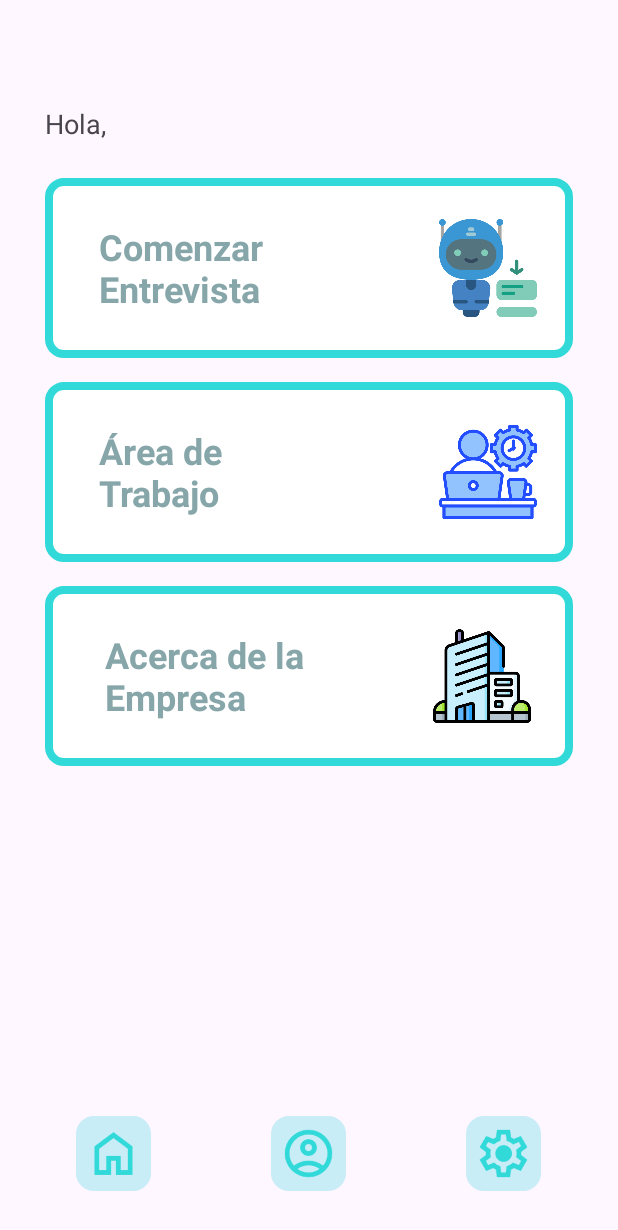
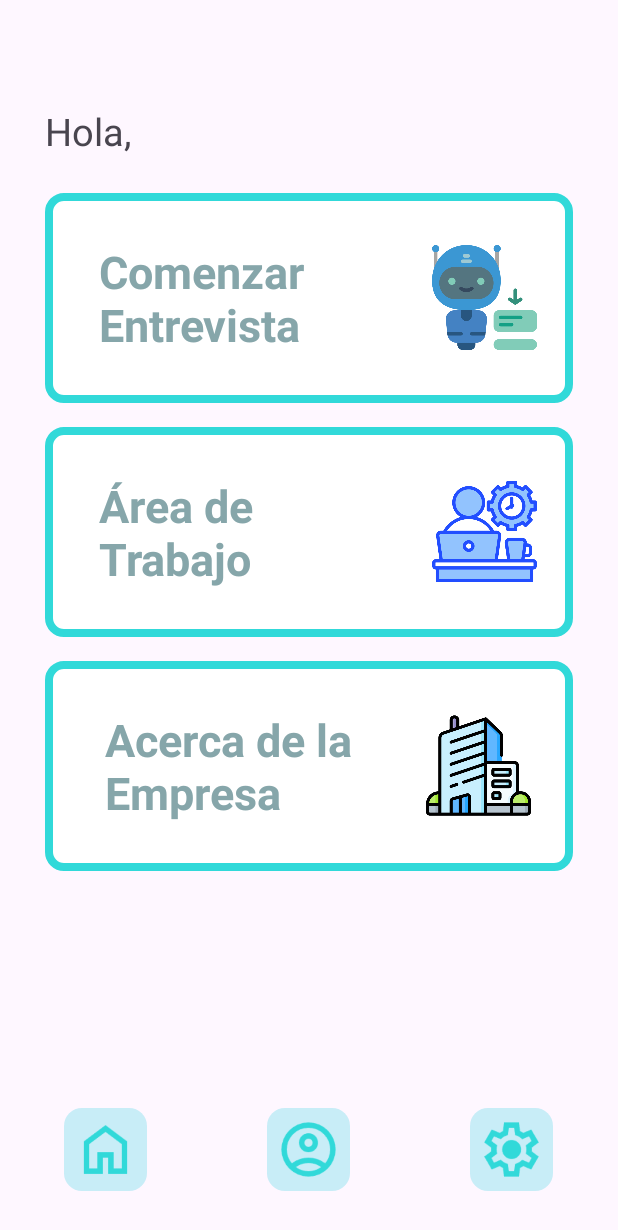
Before and after one commit to BrLearnix/Synthia, an Android app: the layout activity_home.xml on its own in the app's theme, with its tools: preview values and no code run, on a phone screen of 412 x 824 dp. Shown: the top 1230 px of the screen. Run offline under Robolectric (Android 15) with nearby library versions, the phone set to English and light mode, and no system bars.

Commit message:
actualizacion de lobtencion de area de trabajo de usuario desde el modelo

```diff
--- a/app/src/main/java/com/example/synthia/UserActivity.kt
+++ b/app/src/main/java/com/example/synthia/UserActivity.kt
@@ -19,6 +19,7 @@ class UserActivity : AppCompatActivity() {
     private lateinit var tvEmailUsuario: TextView
     private lateinit var tvDniUsuario: TextView
     private lateinit var tvAreaTrabajo: TextView
+
 
     @SuppressLint("MissingInflatedId")
     override fun onCreate(savedInstanceState: Bundle?) {
@@ -61,9 +62,11 @@ class UserActivity : AppCompatActivity() {
         } else {
             tvDniUsuario.text = "xxxxxxx"
         }
-
-
-
+        if (usuarioArea != null) {
+            tvAreaTrabajo.text = "$usuarioArea"
+        } else {
+            tvAreaTrabajo.text = "XXXXXXXXXX"
+        }
 
         //ir a home
         val menuHome: ImageButton = findViewById(R.id.menuHome)
@@ -74,7 +77,6 @@ class UserActivity : AppCompatActivity() {
             intent.putExtra("nombre_usuarioOEmail", nombreUsuarioOEmail)
             startActivity(intent)
         }
-
 
         //ir a configuracion
         val menuSettings: ImageButton = findViewById(R.id.menuSettings)
--- a/app/src/main/res/layout/activity_home.xml
+++ b/app/src/main/res/layout/activity_home.xml
@@ -3,7 +3,6 @@
     android:layout_height="match_parent"
     android:orientation="vertical"
     android:padding="30dp">
-    <!-- Contenedor en una sola fila para "Hello" y "[Nombre de Usuario]" -->
     <LinearLayout
         android:layout_width="match_parent"
         android:layout_height="wrap_content"
@@ -19,21 +18,21 @@
             android:layout_width="wrap_content"
             android:layout_height="wrap_content"
             android:text="Hola, "
-            android:textSize="18sp" />
+            android:textSize="25sp" />
 
         <TextView
             android:id="@+id/textUserName"
             android:layout_width="wrap_content"
             android:layout_height="wrap_content"
             android:text=""
-            android:textSize="18sp"
+            android:textSize="25sp"
             android:textStyle="bold" />
     </LinearLayout>
 
     <LinearLayout
         android:id="@+id/buttonInterview"
         android:layout_width="match_parent"
-        android:layout_height="120dp"
+        android:layout_height="140dp"
         android:orientation="horizontal"
         android:background="@drawable/button_border"
         android:padding="16dp"
@@ -49,7 +48,7 @@
             android:textColor="#86A6AA"
             android:paddingStart="20dp"
             android:textStyle="bold"
-        android:textSize="24sp"
+            android:textSize="30sp"
             android:textAllCaps="false"/>
 
         <Space
@@ -58,8 +57,8 @@
             android:layout_weight="1" />
 
         <ImageView
-        android:layout_width="65dp"
-        android:layout_height="65dp"
+            android:layout_width="70dp"
+            android:layout_height="70dp"
             android:src="@drawable/ic_interview"
             android:layout_marginEnd="8dp" />
 </LinearLayout>
@@ -67,7 +66,7 @@
     <LinearLayout
         android:id="@+id/buttonWorkspace"
         android:layout_width="match_parent"
-        android:layout_height="120dp"
+        android:layout_height="140dp"
         android:orientation="horizontal"
         android:background="@drawable/button_border"
         android:padding="16dp"
@@ -84,7 +83,7 @@
             android:textColor="#86A6AA"
             android:textStyle="bold"
             android:paddingStart="20dp"
-            android:textSize="24sp"
+            android:textSize="30sp"
             android:textAllCaps="false"/>
 
         <Space
@@ -93,8 +92,8 @@
             android:layout_weight="1" />
 
         <ImageView
-            android:layout_width="65dp"
-            android:layout_height="65dp"
+            android:layout_width="70dp"
+            android:layout_height="70dp"
             android:src="@drawable/ic_workspace"
             android:layout_marginEnd="8dp" />
     </LinearLayout>
@@ -102,7 +101,7 @@
     <LinearLayout
         android:id="@+id/buttonAboutCompany"
         android:layout_width="match_parent"
-        android:layout_height="120dp"
+        android:layout_height="140dp"
         android:orientation="horizontal"
         android:background="@drawable/button_border"
         android:padding="20dp"
@@ -116,7 +115,7 @@
             android:textColor="#86A6AA"
             android:paddingStart="20dp"
             android:textStyle="bold"
-            android:textSize="24sp"
+            android:textSize="30sp"
             android:textAllCaps="false"/>
 
         <Space
@@ -125,8 +124,8 @@
             android:layout_weight="1" />
 
         <ImageView
-            android:layout_width="65dp"
-            android:layout_height="65dp"
+            android:layout_width="70dp"
+            android:layout_height="70dp"
             android:src="@drawable/ic_about_company"
             android:layout_marginEnd="8dp" />
     </LinearLayout>
@@ -146,8 +145,8 @@
 
             <ImageButton
                 android:id="@+id/menuHome"
-                android:layout_width="50dp"
-                android:layout_height="50dp"
+                android:layout_width="55dp"
+                android:layout_height="55dp"
                 android:layout_marginEnd="80dp"
                 android:src="@drawable/ic_home"
                 android:padding="6dp"
@@ -159,8 +158,8 @@
 
             <ImageButton
                 android:id="@+id/menuUser"
-                android:layout_width="50dp"
-                android:layout_height="50dp"
+                android:layout_width="55dp"
+                android:layout_height="55dp"
                 android:layout_marginEnd="80dp"
                 android:src="@drawable/ic_user"
                 android:padding="6dp"
@@ -172,8 +171,8 @@
 
             <ImageButton
                 android:id="@+id/menuSettings"
-                android:layout_width="50dp"
-                android:layout_height="50dp"
+                android:layout_width="55dp"
+                android:layout_height="55dp"
                 android:src="@drawable/ic_settings"
                 android:scaleType="fitCenter"
                 android:padding="6dp"
--- a/app/src/main/res/layout/activity_register.xml
+++ b/app/src/main/res/layout/activity_register.xml
@@ -77,14 +77,15 @@
             android:background="@drawable/edit_text_background"
             android:layout_marginBottom="16dp" />
 
-        <!-- Spinner para el área de trabajo -->
-        <Spinner
+
+        <androidx.appcompat.widget.AppCompatSpinner
             android:id="@+id/work_area_spinner"
             android:layout_width="320dp"
             android:layout_height="wrap_content"
             android:background="@drawable/edit_text_background"
             android:layout_marginBottom="16dp"
             android:padding="12dp"
+            android:spinnerMode="dropdown"
             android:entries="@array/work_area_options"/>
 
         <!-- Botón de creación de cuenta -->
```
Also changed, not shown: app/src/main/java/com/example/synthia/DatabaseHelper.kt (+3 -7 lines), app/src/main/java/com/example/synthia/SynthiaActivity2.kt (+0 -18 lines). Lines whose indentation alone changed are shown as unchanged.
